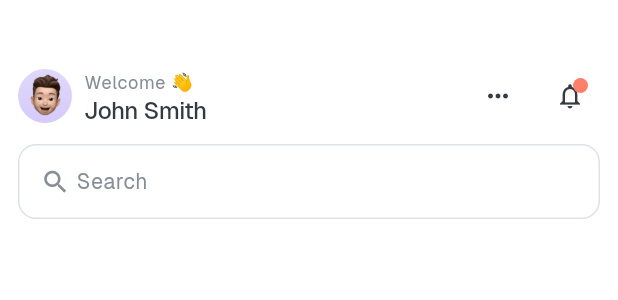
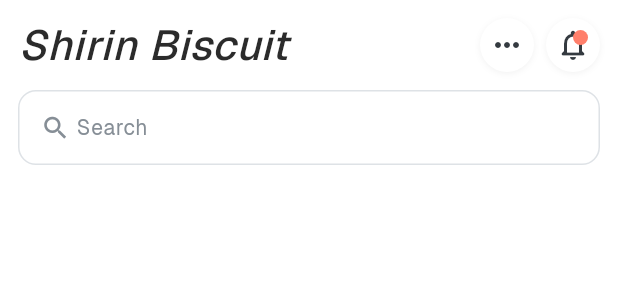
Before and after one commit to sarvarbeksoporboyev8-debug/sweets, a Flutter app: the ExploreTopBar widget shown alone on an empty page, opened directly, on a phone screen of 412 x 824 dp. Shown: the top 300 px of the screen. Run offline on Flutter 3.47's test engine with Material 3 defaults, Android fonts, the phone set to English and light mode, and no system bars; accounts and stored records are empty; project files that could hold a hidden picture were left out.

Commit message:
Fix Explore screen top bar, equalize promo card heights, remove Strawberry Cake card
Co-authored-by: sarvarbeksoporboyev8-debug <251588596+sarvarbeksoporboyev8-debug@users.noreply.github.com>

```diff
--- a/lib/screens/home_screen.dart
+++ b/lib/screens/home_screen.dart
@@ -306,7 +306,7 @@ class _HomeBannersSection extends StatelessWidget {
                 child: const _HomePromoCard(
                   title: 'Delicious\ncupcake',
                   imagePath: 'assets/images/promo_cupcake.png',
-                  height: 247,
+                  height: 173,
                 ),
               ),
               SizedBox(
@@ -332,7 +332,7 @@ class _HomeBannersSection extends StatelessWidget {
                   child: const _HomePromoCard(
                     title: 'Delicious\nFruit cake',
                     imagePath: 'assets/images/promo_fruit_cake.png',
-                    height: 247,
+                    height: 173,
                   ),
                 ),
               ),
--- a/lib/widgets/explore/explore_top_bar.dart
+++ b/lib/widgets/explore/explore_top_bar.dart
@@ -2,7 +2,7 @@ import 'package:flutter/material.dart';
 import '../../theme/sweets_theme.dart';
 import '../../constants/colors.dart';
 import '../../constants/spacing.dart';
-import '../home/circle_icon_button.dart';
+import '../home/shirin_biscuit_header.dart';
 
 class ExploreTopBar extends StatelessWidget {
   const ExploreTopBar({super.key});
@@ -12,7 +12,7 @@ class ExploreTopBar extends StatelessWidget {
     final theme = Theme.of(context);
     return Padding(
       padding: const EdgeInsets.only(
-        top: Spacing.spacing40 + Spacing.xs,
+        top: Spacing.md,
         left: Spacing.md,
         right: Spacing.md,
         bottom: Spacing.spacing12,
@@ -23,65 +23,59 @@ class ExploreTopBar extends StatelessWidget {
           Row(
             mainAxisAlignment: MainAxisAlignment.spaceBetween,
             children: [
+              const ShirinBiscuitHeader(),
               Row(
                 children: [
-                  ClipRRect(
-                    borderRadius: BorderRadius.circular(18),
-                    child: Image.asset(
-                      'assets/images/profile_avatar.png',
-                      width: 36,
-                      height: 36,
-                      fit: BoxFit.cover,
-                      errorBuilder: (context, error, stackTrace) {
-                        return Container(
+                  GestureDetector(
+                    onTap: () {},
+                    child: Container(
                       width: 36,
                       height: 36,
                       decoration: const BoxDecoration(
-                            color: SweetsColors.grayLighter,
+                        color: SweetsColors.white,
                         shape: BoxShape.circle,
+                        boxShadow: [
+                          BoxShadow(
+                            color: Color(0x0D000000),
+                            offset: Offset(0, 1),
+                            blurRadius: 3,
+                          ),
+                        ],
                       ),
                       child: const Icon(
-                            Icons.person,
-                            size: 20,
-                            color: SweetsColors.gray,
+                        Icons.more_horiz,
+                        size: 24,
+                        color: SweetsColors.grayDarker,
                       ),
-                        );
-                      },
                     ),
                   ),
                   const SizedBox(width: Spacing.sm),
-                  Column(
-                    crossAxisAlignment: CrossAxisAlignment.start,
+                  GestureDetector(
+                    onTap: () {
+                      Navigator.of(context).pushNamed('/notifications');
+                    },
+                    child: Stack(
                       children: [
-                      Text(
-                        'Welcome 👋',
-                        style: theme.textTheme.labelSmall?.copyWith(
-                          color: SweetsColors.gray,
+                        Container(
+                          width: 36,
+                          height: 36,
+                          decoration: const BoxDecoration(
+                            color: SweetsColors.white,
+                            shape: BoxShape.circle,
+                            boxShadow: [
+                              BoxShadow(
+                                color: Color(0x0D000000),
+                                offset: Offset(0, 1),
+                                blurRadius: 3,
                               ),
+                            ],
                           ),
-                      const SizedBox(height: 2),
-                      const Text(
-                        'John Smith',
-                        style: TextStyle(
-                          fontFamily: 'Geist',
-                          fontWeight: FontWeight.w600,
-                          fontSize: 16,
-                          height: 1.0,
-                          letterSpacing: -0.32,
+                          child: const Icon(
+                            Icons.notifications_none_rounded,
+                            size: 24,
                             color: SweetsColors.grayDarker,
                           ),
                         ),
-                    ],
-                  ),
-                ],
-              ),
-              Row(
-                children: [
-                  const CircleIconButton(icon: Icons.more_horiz),
-                  const SizedBox(width: Spacing.sm),
-                  Stack(
-                    children: [
-                      const CircleIconButton(icon: Icons.notifications_none),
                         const Positioned(
                           right: 8,
                           top: 8,
@@ -91,6 +85,7 @@ class ExploreTopBar extends StatelessWidget {
                           ),
                         ),
                       ],
+                    ),
                   ),
                 ],
               ),
```
Also changed, not shown: lib/screens/explore_screen.dart (+2 -98 lines). Lines whose indentation alone changed are shown as unchanged.
